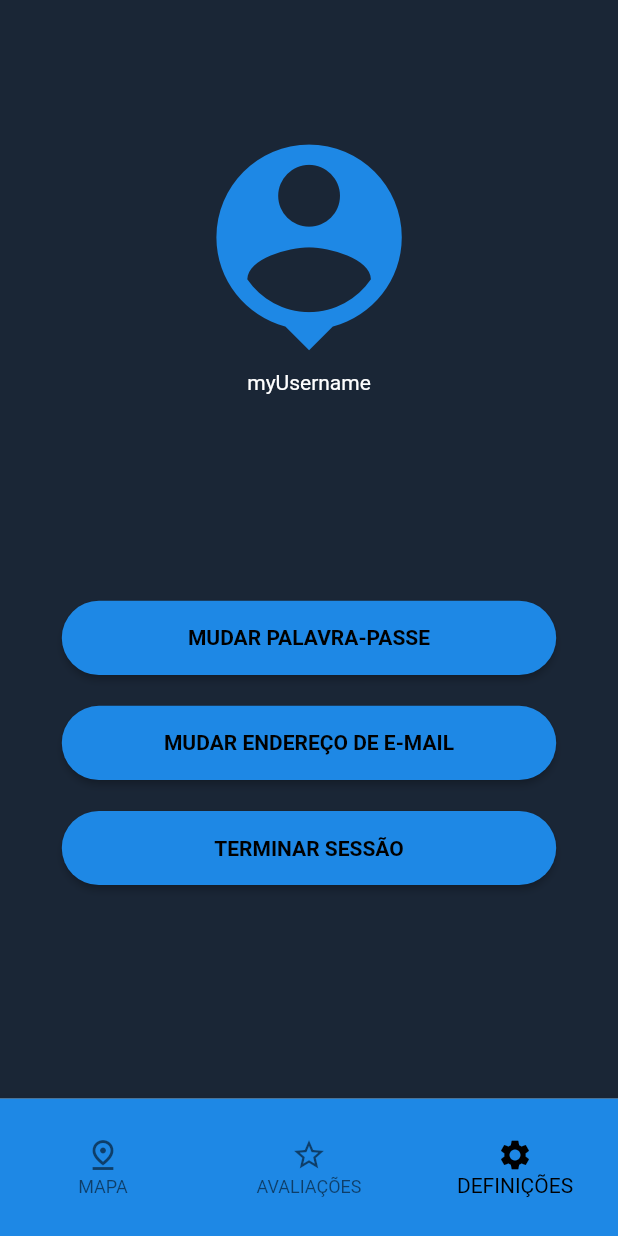
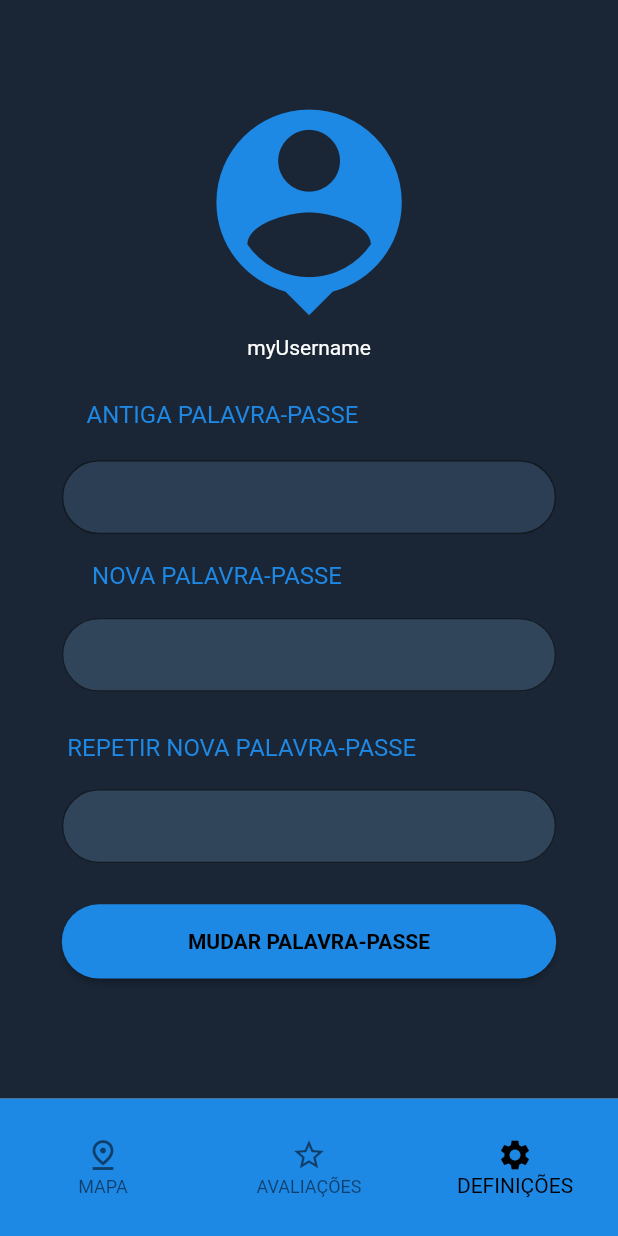
Before and after one commit to parola05/stays-go_client, a Flutter app: the HomeView screen opened by its route, item 3 of the bottom bar chosen, after a tap on "MUDAR PALAVRA-PASSE", on a phone screen of 412 x 824 dp. Run offline on Flutter 3.47's test engine with Material 2 defaults, Android fonts, the phone set to English and light mode, and no system bars; our stand-ins replace flutter_svg, get, google_maps_flutter, splashscreen.

Commit message:
implement ChangePassword and ChangeEmail components

```diff
--- a/lib/app/modules/home/home_controller.dart
+++ b/lib/app/modules/home/home_controller.dart
@@ -6,6 +6,8 @@ import 'package:stays_go/app/data/model/evaluation_model.dart';
 import 'package:stays_go/app/data/model/hotel_model.dart';
 import 'package:stays_go/app/modules/home/widgets/evaluations.dart';
 import 'package:stays_go/app/modules/home/widgets/hotel.dart';
+import 'package:stays_go/app/modules/home/widgets/mailConfig.dart';
+import 'package:stays_go/app/modules/home/widgets/passwordConfig.dart';
 import 'package:stays_go/app/modules/home/widgets/settings.dart';
 import 'package:stays_go/app/modules/home/widgets/map.dart';
 import 'package:flutter/services.dart' show rootBundle;
@@ -43,6 +45,8 @@ class HomeController extends GetxController {
       Evaluations(),
       Settings(),
       HotelView(hotel: selectedHotel),
+      PasswordConfig(),
+      MailConfig(),
     ];
 
     super.onInit();
@@ -57,9 +61,13 @@ class HomeController extends GetxController {
 
   var pages;
   var BTBSelected = 0;
+  var BTBAppBar = 0;
 
   void changeBTBSelected(int index) {
     BTBSelected = index;
+    BTBAppBar = index;
+    if (index == 3) BTBAppBar = 0;
+    if (index == 4 || BTBSelected == 5) BTBAppBar = 2;
     update();
   }
 
@@ -108,7 +116,7 @@ class HomeController extends GetxController {
               padding: EdgeInsets.only(left: 10, right: 10, bottom: 0, top: 0),
               child: SingleChildScrollView(
                 child: Row(children: [
-                  Image.asset("assets/" + hotel.imagePath,scale: 6.5),
+                  Image.asset("assets/" + hotel.imagePath, scale: 6.5),
                   //Image.network(baseUrl + "/" + hotel.imagePath, scale: 6.5),
                   Padding(
                     padding: const EdgeInsets.all(10.0),
@@ -469,9 +477,9 @@ class HomeController extends GetxController {
           else
             GestureDetector(
               onTap: () {
-                  starsChoice = 5;
-                  update();
-                },
+                starsChoice = 5;
+                update();
+              },
               child: Container(
                 width: Get.width / 26,
                 height: Get.width / 26,
@@ -578,4 +586,34 @@ class HomeController extends GetxController {
       imagePath: "domVilas.png",
       servicos: ["Piscina"],
       latLng: LatLng(41.5427851, -8.4253537));
+
+  // Config password
+  final formPasswordConfigKey = GlobalKey<FormState>();
+
+  TextEditingController oldPasswordController = TextEditingController();
+  TextEditingController newPasswordController = TextEditingController();
+  TextEditingController newPasswordAgainController = TextEditingController();
+
+  void changePassword() {
+    if (formPasswordConfigKey.currentState!.validate()) {
+      print(oldPasswordController.text);
+      print(newPasswordController.text);
+      print(newPasswordAgainController.text);
+    }
+  }
+
+  // Config email
+  final formMailConfigKey = GlobalKey<FormState>();
+
+  TextEditingController oldMailController = TextEditingController();
+  TextEditingController newMailController = TextEditingController();
+  TextEditingController newMailAgainController = TextEditingController();
+
+  void changeMail() {
+    if (formMailConfigKey.currentState!.validate()) {
+      print(oldMailController.text);
+      print(newMailController.text);
+      print(newMailAgainController.text);
+    }
+  }
 }
--- a/lib/app/modules/home/home_view.dart
+++ b/lib/app/modules/home/home_view.dart
@@ -20,8 +20,7 @@ class HomeView extends GetView<HomeController> {
               BottomNavigationBarItem(icon: Icon(Icons.settings), label: 'DEFINIÇÕES'),
             ],
             backgroundColor: Colors.blue[600],
-            currentIndex:
-              (controller.BTBSelected == 3) ? 0: controller.BTBSelected,
+            currentIndex: controller.BTBAppBar,
             selectedItemColor: Colors.black,
             onTap: (index) => {controller.changeBTBSelected(index)},
           ),
--- /dev/null
+++ b/lib/app/modules/home/widgets/passwordConfig.dart
@@ -0,0 +1,140 @@
+import 'package:flutter/material.dart';
+import 'package:get/get.dart';
+import 'package:stays_go/app/modules/home/home_controller.dart';
+import 'package:stays_go/app/theme/app_theme.dart';
+
+class PasswordConfig extends StatelessWidget {
+  @override
+  Widget build(BuildContext context) {
+    return Scaffold(
+      backgroundColor: appThemeData.backgroundColor,
+      body: GetBuilder<HomeController>(builder: (controller) {
+        return SingleChildScrollView(
+          child: Form(
+            key: controller.formPasswordConfigKey,
+            child: Column(mainAxisAlignment: MainAxisAlignment.center, children: [
+              SizedBox(height: Get.height / 14),
+              Icon(Icons.person_pin,
+                  size: Get.height / 5, color: appThemeData.buttonColor),
+              Text("myUsername", style: TextStyle(color: Colors.white)),
+              SizedBox(height: Get.height / 30),
+              Align(
+                alignment: Alignment(-0.5, 2),
+                child: Text(
+                  'ANTIGA PALAVRA-PASSE',
+                  style: TextStyle(
+                    color: appThemeData.buttonColor,
+                    decoration: TextDecoration.none,
+                    fontSize: 16,
+                  ),
+                ),
+              ),
+              SizedBox(height: Get.height / 40),
+              Container(
+                width: Get.width * 0.8,
+                height: Get.height * 0.06,
+                child: TextFormField(
+                  controller: controller.oldPasswordController,
+                  validator: (value) {
+                        if (value!.isEmpty) {
+                          return 'Campo requerido';
+                        }
+                        return null;
+                  },
+                  decoration: InputDecoration(
+                    border: OutlineInputBorder(
+                        borderRadius: BorderRadius.circular(32.0)),
+                    filled: true,
+                    fillColor: Color.fromRGBO(69, 98, 127, 0.4),
+                  ),
+                ),
+              ),
+              SizedBox(height: Get.height / 45),
+              Align(
+                alignment: Alignment(-0.5, 2),
+                child: Text(
+                  'NOVA PALAVRA-PASSE',
+                  style: TextStyle(
+                    color: appThemeData.buttonColor,
+                    decoration: TextDecoration.none,
+                    fontSize: 16,
+                  ),
+                ),
+              ),
+              SizedBox(height: Get.height / 45),
+              Container(
+                width: Get.width * 0.8,
+                height: Get.height * 0.06,
+                child: TextFormField(
+                  controller: controller.newPasswordController,
+                  validator: (value) {
+                        if (value!.isEmpty) {
+                          return 'Campo requerido';
+                        }
+                        return null;
+                  },
+                  decoration: InputDecoration(
+                    border: OutlineInputBorder(
+                        borderRadius: BorderRadius.circular(32.0)),
+                    filled: true,
+                    fillColor: Color.fromRGBO(69, 98, 127, 0.5),
+                  ),
+                ),
+              ),
+              SizedBox(height: Get.height / 30),
+              Align(
+                alignment: Alignment(-0.5, 2),
+                child: Text(
+                  'REPETIR NOVA PALAVRA-PASSE',
+                  style: TextStyle(
+                    color: appThemeData.buttonColor,
+                    decoration: TextDecoration.none,
+                    fontSize: 16,
+                  ),
+                ),
+              ),
+              SizedBox(height: Get.height / 45),
+              Container(
+                width: Get.width * 0.8,
+                height: Get.height * 0.06,
+                child: TextFormField(
+                 controller: controller.newPasswordAgainController,
+                  validator: (value) {
+                        if (value!.isEmpty) {
+                          return 'Campo requerido';
+                        }
+                        return null;
+                  },
+                  decoration: InputDecoration(
+                    border: OutlineInputBorder(
+                        borderRadius: BorderRadius.circular(32.0)),
+                    filled: true,
+                    fillColor: Color.fromRGBO(69, 98, 127, 0.5),
+                  ),
+                ),
+              ),
+              SizedBox(height: Get.height / 30),
+              ElevatedButton(
+                onPressed: () {
+                  controller.changePassword();
+                },
+                child: Text(
+                  'MUDAR PALAVRA-PASSE',
+                  style: TextStyle(
+                    color: Colors.black,
+                    fontWeight: FontWeight.bold,
+                  ),
+                ),
+                style: ElevatedButton.styleFrom(
+                  primary: appThemeData.buttonColor,
+                  shape: StadiumBorder(),
+                  fixedSize: Size(Get.width * 0.8, Get.height * 0.06),
+                ),
+              ),
+              SizedBox(height: Get.height / 50),
+            ]),
+          ),
+        );
+      }),);
+  }
+}
```
Also changed, not shown: lib/app/modules/home/widgets/mailConfig.dart (added, +140 -0 lines), lib/app/modules/home/widgets/settings.dart (+15 -5 lines).
